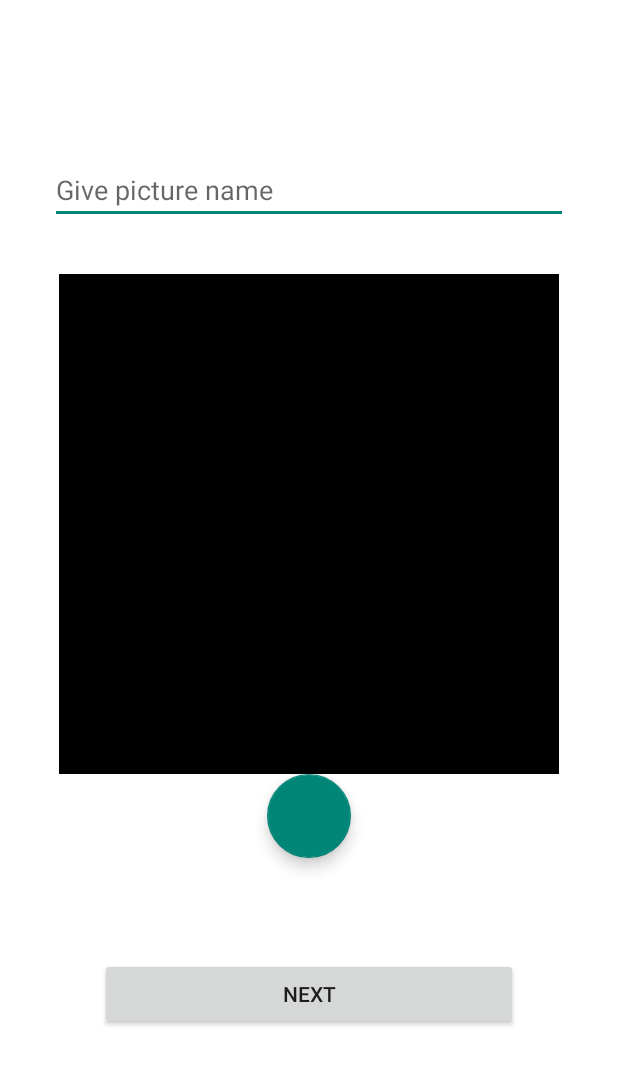
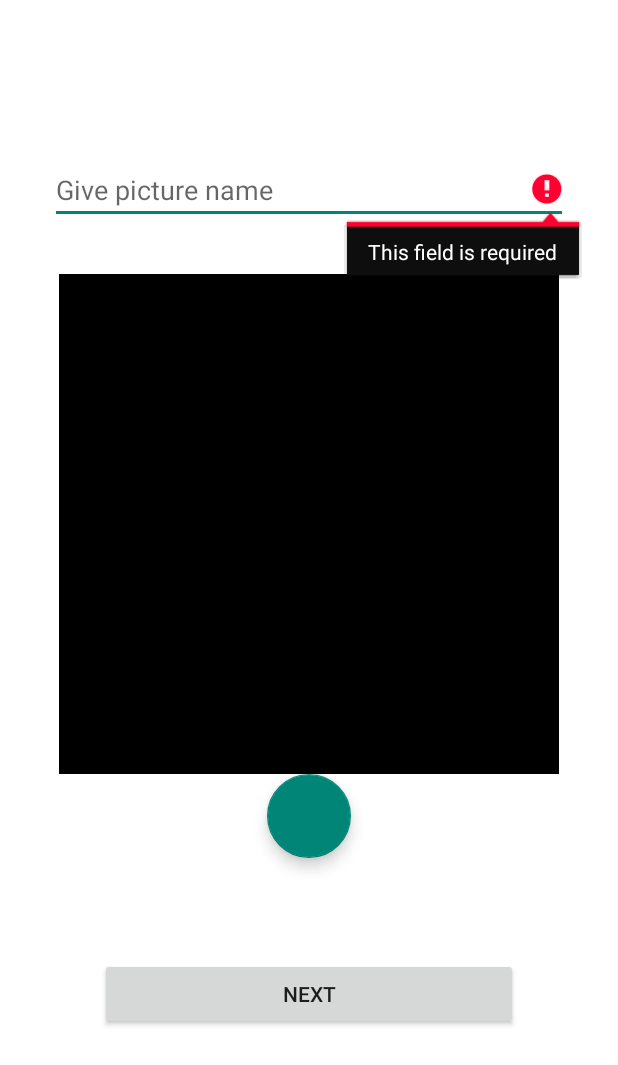
Before and after one commit to leago-diale/android-project, an Android app: the screen it shows after launch (ImageActivity), after a tap on "NEXT", on a phone screen of 412 x 824 dp. Shown: the top 1065 px of the screen. Run offline under Robolectric (Android 15) with nearby library versions, the phone set to English and light mode, and no system bars.

Commit message:
2023/03/03

```diff
--- a/app/build.gradle
+++ b/app/build.gradle
@@ -12,8 +12,10 @@ android {
         targetSdk 33
         versionCode 1
         versionName "1.0"
-
         testInstrumentationRunner "androidx.test.runner.AndroidJUnitRunner"
+        ndk {
+            abiFilters "armeabi-v7a", "x86", "armeabi", "mips"
+        }
     }
 
     buildTypes {
--- a/app/src/main/java/com/example/myapp/ImageActivity.java
+++ b/app/src/main/java/com/example/myapp/ImageActivity.java
@@ -10,9 +10,12 @@ import android.graphics.Bitmap;
 import android.graphics.Canvas;
 import android.graphics.Paint;
 import android.location.Location;
+import android.net.Uri;
+import android.os.Build;
 import android.os.Bundle;
 import android.os.Environment;
 import android.provider.MediaStore;
+import android.provider.Settings;
 import android.util.Log;
 import android.view.View;
 import android.widget.Button;
@@ -23,6 +26,7 @@ import androidx.activity.result.ActivityResultLauncher;
 import androidx.activity.result.contract.ActivityResultContracts;
 import androidx.appcompat.app.AppCompatActivity;
 import androidx.core.app.ActivityCompat;
+import androidx.core.content.ContextCompat;
 
 import com.google.android.gms.location.FusedLocationProviderClient;
 import com.google.android.gms.location.LocationServices;
@@ -31,8 +35,11 @@ import com.google.android.gms.tasks.Task;
 import com.google.android.material.floatingactionbutton.FloatingActionButton;
 
 import java.io.File;
+import java.io.FileOutputStream;
 import java.text.SimpleDateFormat;
+import java.util.ArrayList;
 import java.util.Calendar;
+import java.util.List;
 
 public class ImageActivity extends AppCompatActivity {
 
@@ -43,12 +50,13 @@ public class ImageActivity extends AppCompatActivity {
     EditText text;
     Double lat, lon;
     FusedLocationProviderClient fusedLocationClient;
+    Bitmap result;
 
     @Override
     protected void onCreate(Bundle savedInstanceState) {
         super.onCreate(savedInstanceState);
         setContentView(R.layout.image_activity);
-
+        checkAndRequestPermissions();
         submit = (Button) findViewById(R.id.submit);
         image = (ImageView) findViewById(R.id.imageView);
         text = (EditText) findViewById(R.id.editText);
@@ -65,8 +73,31 @@ public class ImageActivity extends AppCompatActivity {
         submit.setOnClickListener(new View.OnClickListener() {
             @Override
             public void onClick(View v) {
-                File path = Environment.getExternalStorageDirectory();
-                System.out.println(path);
+
+                if (text.length() == 0){
+                    text.setError("This field is required");
+                    return;
+                }else{
+                    File path = new File(Environment.getExternalStorageDirectory(), "/myFolder");
+                    File file = new File (path, text.getText().toString()+".jpg");
+                    if (!path.exists()) {
+                        path.mkdirs();
+                        System.out.println("path created");
+                    }else{
+                        System.out.println("path exists");
+//                        Log.d("path", file.toString());
+//                        FileOutputStream fos = null;
+//                        try {
+//                            fos = new FileOutputStream(file);
+//                            result.compress(Bitmap.CompressFormat.JPEG, 100, fos);
+//                            fos.flush();
+//                            fos.close();
+//                        } catch (java.io.IOException e) {
+//                            e.printStackTrace();
+//                        }
+                    }
+                }
+
             }
         });
 
@@ -86,6 +117,37 @@ public class ImageActivity extends AppCompatActivity {
         });
     }
 
+    private  boolean checkAndRequestPermissions() {
+
+        int camera = ContextCompat.checkSelfPermission(this, Manifest.permission.CAMERA);
+        int storage = ContextCompat.checkSelfPermission(this, Manifest.permission.WRITE_EXTERNAL_STORAGE);
+        int tel = ContextCompat.checkSelfPermission(this, Manifest.permission.READ_PHONE_STATE);
+        int foreground = ActivityCompat.checkSelfPermission(this, Manifest.permission.ACCESS_COARSE_LOCATION);
+
+        List<String> listPermissionsNeeded = new ArrayList<>();
+
+        if (storage != PackageManager.PERMISSION_GRANTED) {
+            listPermissionsNeeded.add( Manifest.permission.WRITE_EXTERNAL_STORAGE);
+        }
+        if (tel != PackageManager.PERMISSION_GRANTED) {
+            listPermissionsNeeded.add( Manifest.permission.READ_PHONE_STATE);
+        }
+        if (camera != PackageManager.PERMISSION_GRANTED) {
+            listPermissionsNeeded.add( Manifest.permission.CAMERA);
+        }
+        if (foreground != PackageManager.PERMISSION_GRANTED) {
+            listPermissionsNeeded.add( Manifest.permission.ACCESS_COARSE_LOCATION);
+        }
+
+        if (!listPermissionsNeeded.isEmpty())
+        {
+            ActivityCompat.requestPermissions(this,listPermissionsNeeded.toArray
+                    (new String[listPermissionsNeeded.size()]),REQUEST_IMAGE_CAPTURE);
+            return false;
+        }
+        return true;
+    }
+
     @Override
     protected void onActivityResult(int requestCode, int resultCode, Intent data) {
         super.onActivityResult(requestCode, resultCode, data);
@@ -97,7 +159,7 @@ public class ImageActivity extends AppCompatActivity {
             Bitmap src = (Bitmap) extras.get("data");
             int w = src.getWidth();
             int h = src.getHeight();
-            Bitmap result = Bitmap.createBitmap(w, h, src.getConfig());
+            result = Bitmap.createBitmap(w, h, src.getConfig());
             Canvas canvas = new Canvas(result);
             canvas.drawBitmap(src, 0, 0, null);
             canvas.drawText(dateTime , 0, 15, new Paint());
```
Also changed, not shown: app/src/main/AndroidManifest.xml (+6 -5 lines).
